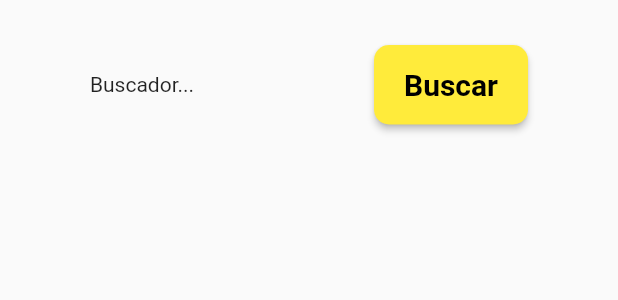
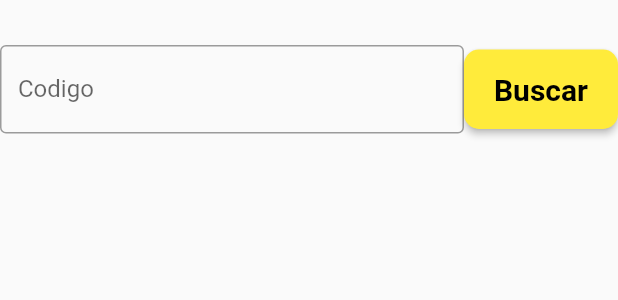
Before and after one commit to Pelusasasasa/Electro-Avenida, a Flutter app: the BuscadorAppBar widget shown alone on an empty page, opened directly, on a phone screen of 412 x 824 dp. Shown: the top 300 px of the screen. Run offline on Flutter 3.47's test engine with Material 2 defaults, Android fonts, the light colour scheme and no system bars.

Commit message:
Pude poner el input de buscador

```diff
--- a/electroapp/lib/src/widgets/custom_appBar.dart
+++ b/electroapp/lib/src/widgets/custom_appBar.dart
@@ -11,7 +11,11 @@ const BuscadorAppBar({ Key? key }) : super(key: key);
         child: Row(
           mainAxisAlignment: MainAxisAlignment.spaceAround,
           children: [
-            const Text('Buscador...'),
+            const Expanded(
+              child:  TextField(
+                decoration: InputDecoration(border: OutlineInputBorder(),labelText:'Codigo'),
+              ),
+            ),
             ElevatedButton(
               style: ElevatedButton.styleFrom(
                 backgroundColor: Colors.yellow,
```
